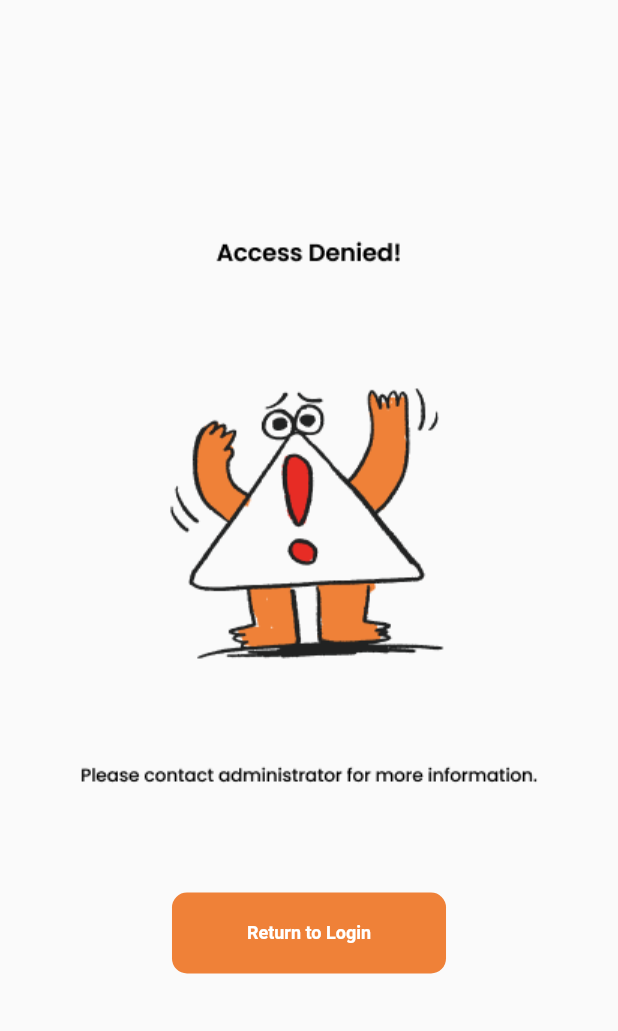
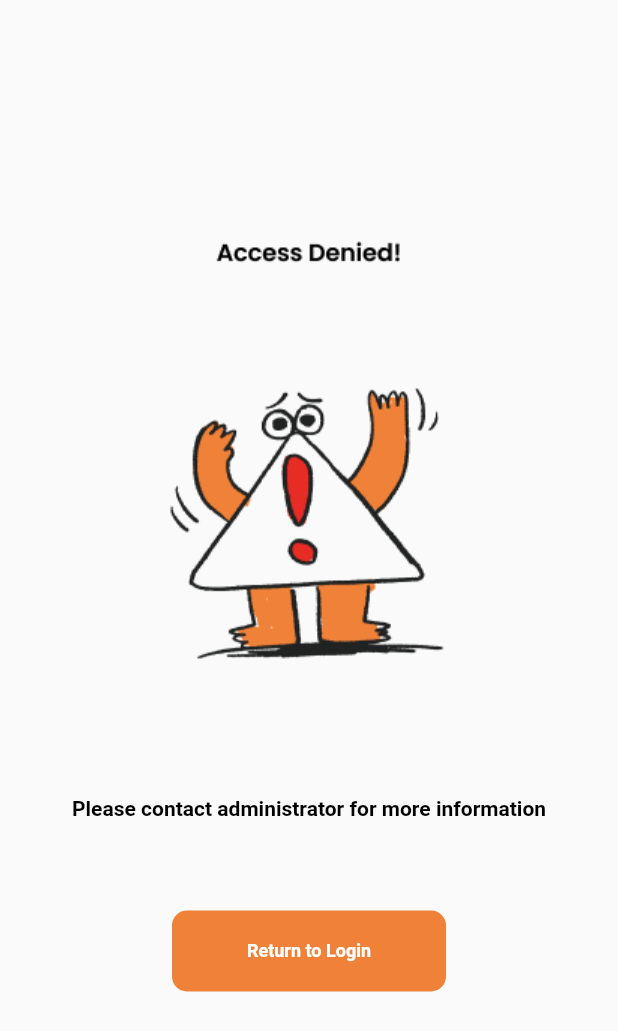
Before and after one commit to rishimithun-inivos/Login-UI-Response-Screens, a Flutter app: the screen it shows after launch, after a tap on "Return to Login", on a phone screen of 412 x 824 dp. Shown: the top 1031 px of the screen. Run offline on Flutter 3.47's test engine with Material 2 defaults, Android fonts, the phone set to English and light mode, and no system bars.

Commit message:
crop text from image & use custom text widget

```diff
--- a/lib/accessdenied.dart
+++ b/lib/accessdenied.dart
@@ -14,6 +14,18 @@ class AccessDenied extends StatelessWidget {
               padding: EdgeInsets.only(top: 150),
               child: Image.asset(
                 'assets/images/accessdenied.png',
+              ),
+            ),
+          ),
+          Center(
+            child: Padding(
+              padding: EdgeInsets.fromLTRB(0, 80, 0, 0),
+              child: Text(
+                'Please contact administrator for more information',
+                style: TextStyle(
+                  fontWeight: FontWeight.bold,
+                  color: Colors.black,
+                ),
               ),
             ),
           ),
--- a/lib/accountnotexist.dart
+++ b/lib/accountnotexist.dart
@@ -15,6 +15,18 @@ class AccountNotExist extends StatelessWidget {
               padding: EdgeInsets.only(top: 150),
               child: Image.asset(
                 'assets/images/accountnotexist.png',
+              ),
+            ),
+          ),
+          Center(
+            child: Padding(
+              padding: EdgeInsets.fromLTRB(0, 80, 0, 0),
+              child: Text(
+                'Please contact administrator for more information',
+                style: TextStyle(
+                  fontWeight: FontWeight.bold,
+                  color: Colors.black,
+                ),
               ),
             ),
           ),
```
Also changed, not shown: lib/somethingwentwrong.dart (+12 -0 lines), assets/images/accessdenied.png, assets/images/accountnotexist.png, assets/images/somethingwentwrong.png.
